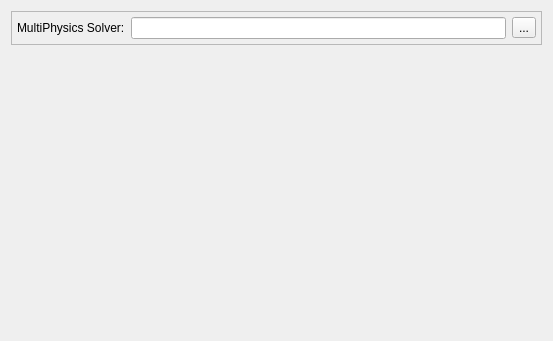
First picture: the form in Code/Source/sv4gui/Plugins/org.sv.gui.qt.multiphysics/sv4gui_MultiPhysicsPreferencePage.ui, repository SimVascular/SimVascular, before the edit.
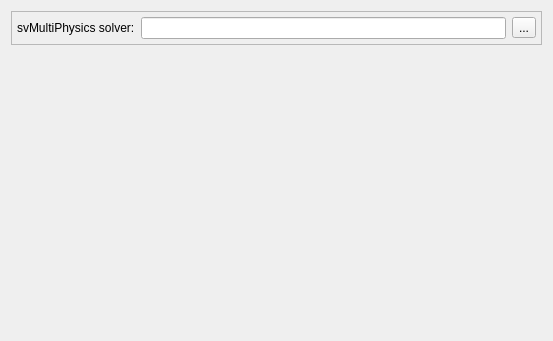
Second picture: the form after the edit.

Diff of the .ui file:
```diff
--- a/Code/Source/sv4gui/Plugins/org.sv.gui.qt.multiphysics/sv4gui_MultiPhysicsPreferencePage.ui
+++ b/Code/Source/sv4gui/Plugins/org.sv.gui.qt.multiphysics/sv4gui_MultiPhysicsPreferencePage.ui
@@ -45,7 +45,7 @@
       <item row="0" column="0">
        <widget class="QLabel" name="label_2">
         <property name="text">
-         <string>MultiPhysics Solver:</string>
+         <string>svMultiPhysics solver:</string>
         </property>
        </widget>
       </item>
```
